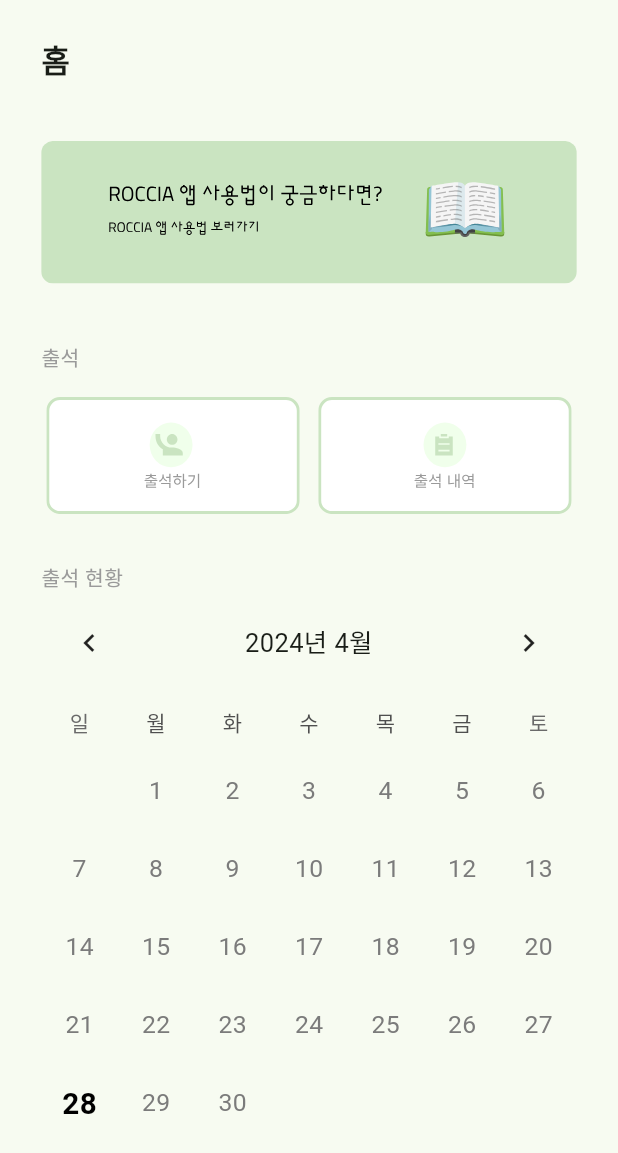
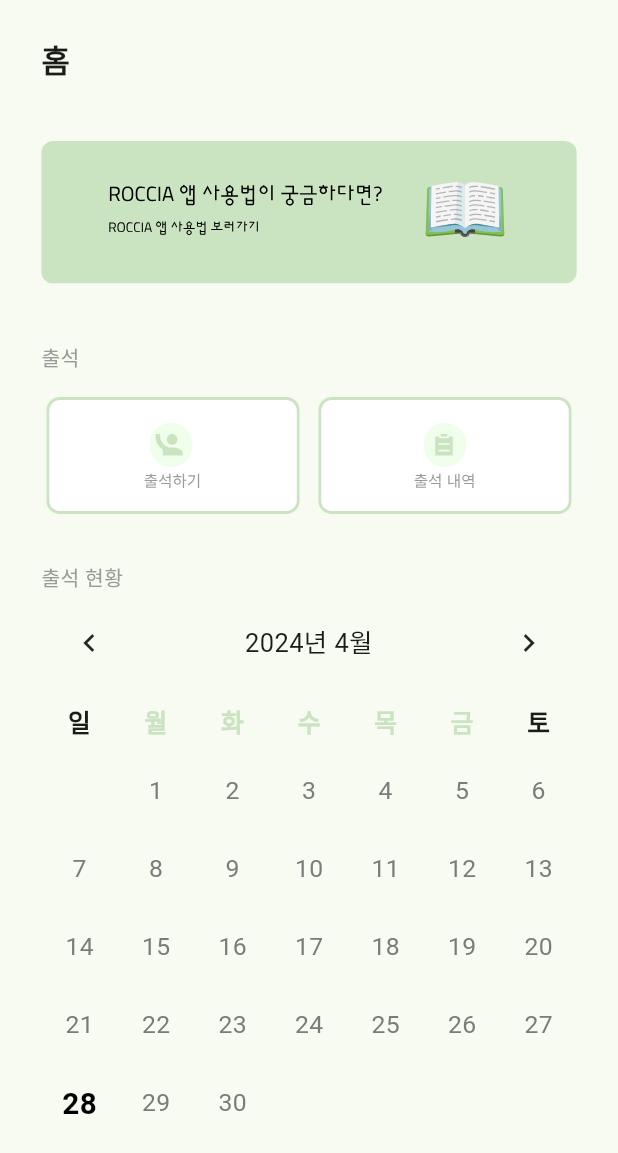
Before and after one commit to ROCCIA-901/roccia_901_client, a Flutter app: the MemberHomeScreen screen opened directly, on a phone screen of 412 x 824 dp. Shown: the top 1153 px of the screen. Run offline on Flutter 3.47's test engine with Material 3 defaults, Android fonts, the phone set to English and light mode, and no system bars; drawn by our look-alikes of table_calendar; our stand-ins replace dropdown_button2, email_validator, flutter_riverpod, flutter_secure_storage, flutter_svg, google_fonts and 3 more; missing offline and left inert: http_interceptor; accounts and stored records are empty; generated files the repository leaves out were written again; statements that could not run were skipped.

Commit message:
fix: 부모 위젯으로부터 selected date 선택 가능하게 수정

```diff
--- a/lib/widgets/app_calendar.dart
+++ b/lib/widgets/app_calendar.dart
@@ -1,6 +1,7 @@
 import 'dart:collection';
 
 import 'package:flutter/material.dart';
+import 'package:google_fonts/google_fonts.dart';
 import 'package:table_calendar/table_calendar.dart';
 import 'package:untitled/constants/app_colors.dart';
 import 'package:untitled/constants/size_config.dart';
@@ -17,6 +18,7 @@ class CalendarEvent {
 class AppCalendar extends StatefulWidget {
   final double width;
   final double height;
+  final DateTime? selectedDay;
   final void Function(DateTime)? onSelected;
   late final double dateFontSize;
   late final LinkedHashMap<DateTime, CalendarEvent> events;
@@ -25,6 +27,7 @@ class AppCalendar extends StatefulWidget {
     super.key,
     required this.width,
     required this.height,
+    this.selectedDay,
     this.onSelected,
     Map<DateTime, CalendarEvent>? eventsSource,
   }) {
@@ -59,6 +62,20 @@ class _AppCalendarState extends State<AppCalendar> {
   DateTime? _selectedDay;
 
   @override
+  void initState() {
+    super.initState();
+
+    _selectedDay = widget.selectedDay;
+  }
+
+  @override
+  void didUpdateWidget(covariant AppCalendar oldWidget) {
+    super.didUpdateWidget(oldWidget);
+
+    _selectedDay = widget.selectedDay;
+  }
+
+  @override
   Widget build(BuildContext context) {
     return SizedBox(
       width: widget.width,
@@ -72,6 +89,18 @@ class _AppCalendarState extends State<AppCalendar> {
         headerStyle: HeaderStyle(
           formatButtonVisible: false,
           titleCentered: true,
+        ),
+        daysOfWeekStyle: DaysOfWeekStyle(
+          weekdayStyle: GoogleFonts.inter().copyWith(
+            fontSize: widget.dateFontSize,
+            fontWeight: FontWeight.bold,
+            color: AppColors.primary,
+          ),
+          weekendStyle: GoogleFonts.inter().copyWith(
+            fontSize: widget.dateFontSize,
+            fontWeight: FontWeight.bold,
+            color: AppColors.redLight,
+          ),
         ),
         daysOfWeekHeight: SizeConfig.safeBlockHorizontal * 10.0,
         calendarStyle: _calendarStyle(),
@@ -106,6 +135,9 @@ class _AppCalendarState extends State<AppCalendar> {
       markerBuilder: (context, dateUtc, _) {
         final date = _toMidnight(dateUtc);
         if (widget.events[date] == null) {
+          if (isSameDay(date, _selectedDay)) {
+            return _selectedStyle(AppColors.grayMedium);
+          }
           return null;
         }
         return _makerStyle(date, widget.events[date]!.backgroundColor,
@@ -145,4 +177,23 @@ class _AppCalendarState extends State<AppCalendar> {
       ),
     );
   }
+
+  Container _selectedStyle(
+    Color backgroundColor,
+  ) {
+    return Container(
+      alignment: Alignment.center,
+      margin: EdgeInsets.only(bottom: SizeConfig.safeBlockHorizontal * 1.8),
+      width: SizeConfig.safeBlockHorizontal * 8.0,
+      decoration: BoxDecoration(
+        color: Colors.transparent,
+        border: Border(
+          bottom: BorderSide(
+            color: backgroundColor,
+            width: SizeConfig.safeBlockHorizontal * 0.5,
+          ),
+        ),
+      ),
+    );
+  }
 }
```
